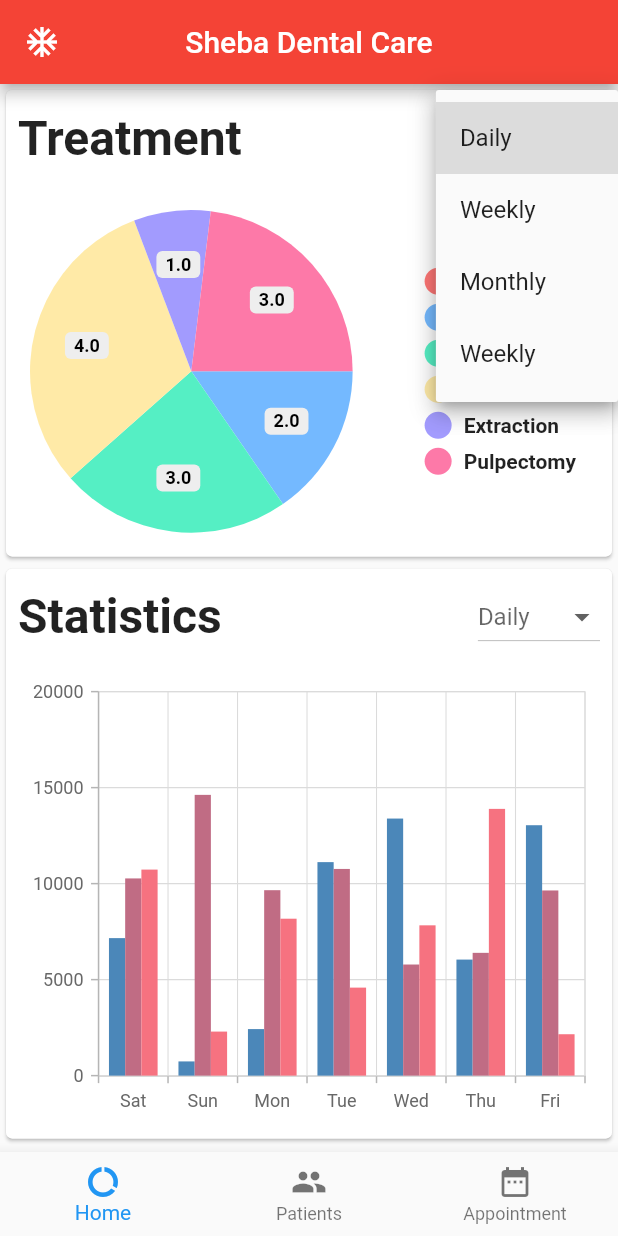
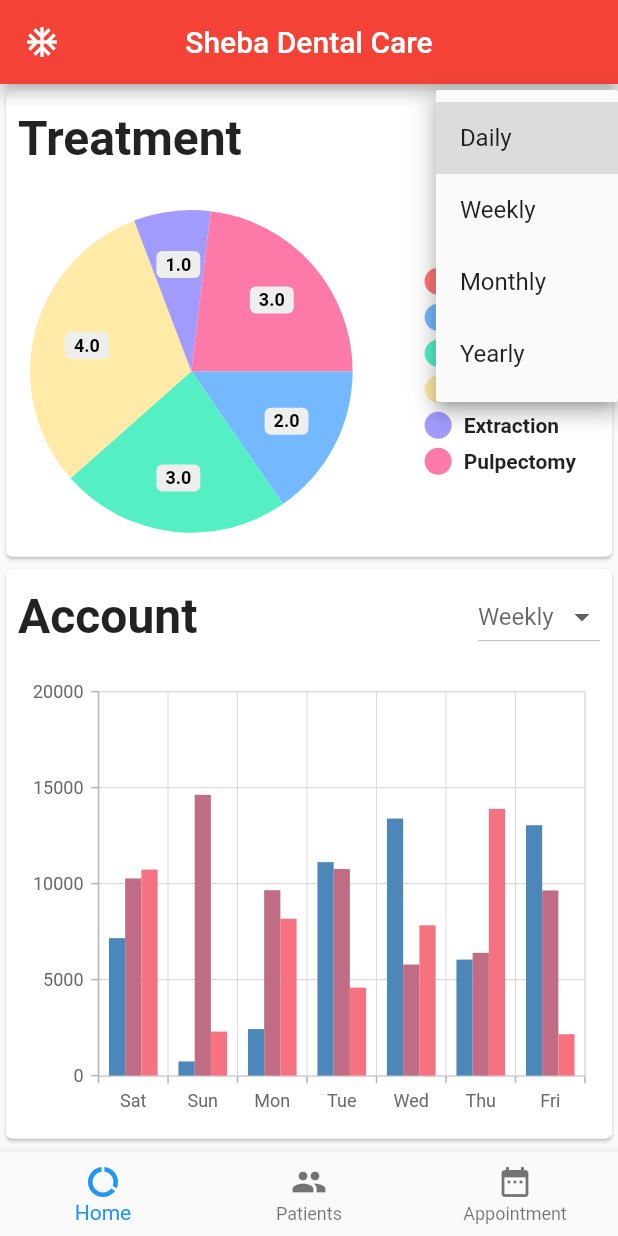
Before and after one commit to mazharulsabbir/dental_patient_management, a Flutter app: the screen it shows after launch, after a tap on "Daily", on a phone screen of 412 x 824 dp. Run offline on Flutter 3.47's test engine with Material 2 defaults, Android fonts, the phone set to English and light mode, and no system bars; drawn by our look-alikes of pie_chart; our stand-ins replace syncfusion_flutter_charts; missing offline and left inert: flutter_sparkline.

Commit message:
modified chart

```diff
--- a/lib/screens/earnings.dart
+++ b/lib/screens/earnings.dart
@@ -9,7 +9,7 @@ class Earnings extends StatefulWidget {
 }
 
 class _EarningsState extends State<Earnings> {
-  String _selectedTypeForStat = 'Daily'.toString();
+  String _selectedTypeForStat = 'Weekly'.toString();
   String _selectedTypeForTreatment = 'Daily'.toString();
   @override
   Widget build(BuildContext context) {
@@ -53,7 +53,7 @@ class _EarningsState extends State<Earnings> {
                               'Daily',
                               'Weekly',
                               'Monthly',
-                              'Weekly'
+                              'Yearly'
                             ].map((String day) {
                               return new DropdownMenuItem<String>(
                                 value: day.toString(),
@@ -81,7 +81,7 @@ class _EarningsState extends State<Earnings> {
                         mainAxisAlignment: MainAxisAlignment.spaceBetween,
                         children: <Widget>[
                           Text(
-                            'Statistics',
+                            'Account',
                             style: TextStyle(
                                 fontWeight: FontWeight.bold, fontSize: 32.0),
                           ),
@@ -94,10 +94,9 @@ class _EarningsState extends State<Earnings> {
                             },
                             hint: Text(_selectedTypeForStat.toString()),
                             items: <String>[
-                              'Daily',
                               'Weekly',
                               'Monthly',
-                              'Weekly'
+                              'Yearly'
                             ].map((String day) {
                               return new DropdownMenuItem<String>(
                                 value: day.toString(),
```
